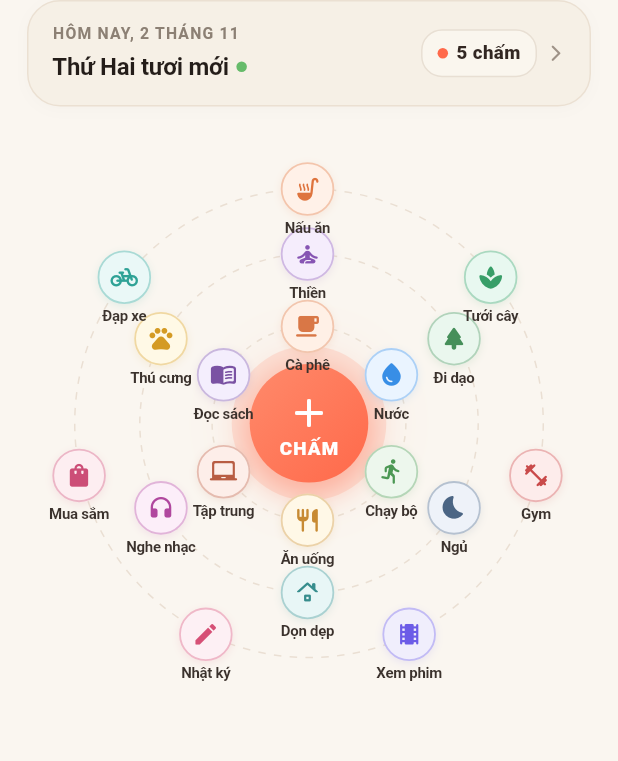
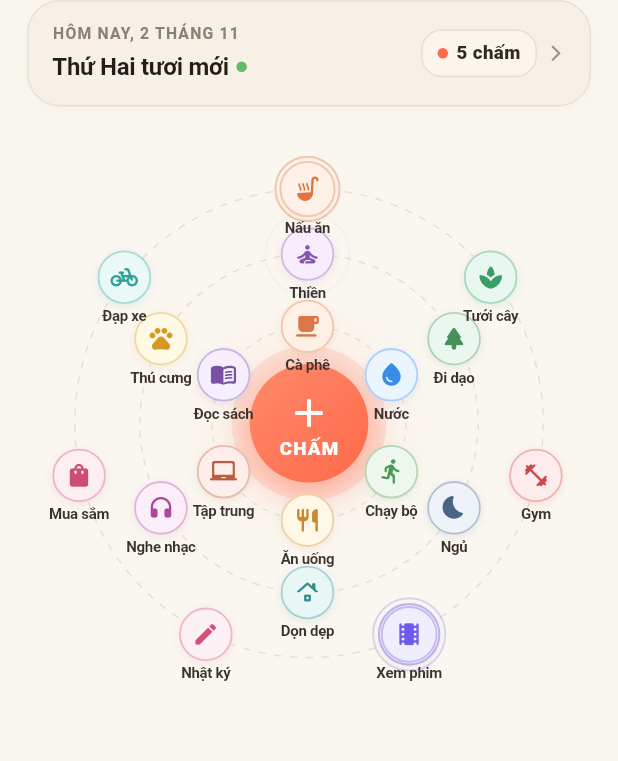
Before and after one commit to PRM393GROUP3/Cham-ActivityLogWithPeople, a Flutter app: the ActivityDialPage screen opened by its route, after a tap on "Cà phê", on a phone screen of 412 x 824 dp. Shown: the part 111-872 px from the top of the screen. Run offline on Flutter 3.47's test engine with Material 3 defaults, Android fonts, the phone set to English and light mode, and no system bars; our stand-ins replace dio, flutter_riverpod, image_picker, qr_flutter, shared_preferences, web; missing offline and left inert: dart:js_interop, gal, mobile_scanner, zxing2; accounts and stored records are empty.

Commit message:
add: rung icon

```diff
--- a/mobile/lib/features/activity_dial/presentation/widgets/radial_dial_node.dart
+++ b/mobile/lib/features/activity_dial/presentation/widgets/radial_dial_node.dart
@@ -1,3 +1,5 @@
+import 'dart:math' as math;
+
 import 'package:flutter/material.dart';
 import 'package:flutter/services.dart';
 
@@ -31,9 +33,21 @@
   /// Hiệu ứng sau mỗi lần chấm: vòng màu lan ra và "+1" bay lên rồi mờ dần.
   late final AnimationController _burstController;
 
+  /// Rung rung định kỳ khi nghỉ: mỗi chu kỳ icon lắc nhẹ vài nhịp rồi đứng yên.
+  /// Chu kỳ và pha lệch theo từng loại để các nút không rung cùng lúc.
+  late final AnimationController _idleController;
+
   @override
   void initState() {
     super.initState();
+    final seed = widget.type.id.hashCode.abs();
+    _idleController =
+        AnimationController(
+            vsync: this,
+            duration: Duration(milliseconds: 3400 + seed % 1600),
+          )
+          ..value = (seed % 1000) / 1000
+          ..repeat();
     _animController = AnimationController(
       vsync: this,
       duration: const Duration(milliseconds: 140),
@@ -49,6 +63,7 @@
 
   @override
   void dispose() {
+    _idleController.dispose();
     _burstController.dispose();
     _animController.dispose();
     super.dispose();
@@ -63,8 +78,31 @@
     widget.onTap();
   }
 
+  /// Góc lắc (radian) và độ phóng của icon tại thời điểm hiện tại.
+  ({double angle, double scale}) _wiggle(bool reduceMotion) {
+    var angle = 0.0;
+    var scale = 1.0;
+
+    // Rung khi nghỉ: 22% đầu chu kỳ lắc 3 nhịp tắt dần (~±6°), còn lại đứng yên.
+    final idle = _idleController.value;
+    if (!reduceMotion && idle < 0.22) {
+      final p = idle / 0.22;
+      angle += 0.10 * math.sin(p * 2 * math.pi * 3) * (1 - p);
+      scale += 0.06 * math.sin(p * math.pi);
+    }
+
+    // Rung mạnh khi chấm: 4 nhịp tắt dần (~±16°).
+    final t = _burstController.value;
+    if (t > 0 && t < 1) {
+      final decay = (1 - t) * (1 - t);
+      angle += 0.28 * math.sin(t * 2 * math.pi * 4) * decay;
+    }
+    return (angle: angle, scale: scale);
+  }
+
   @override
   Widget build(BuildContext context) {
+    final reduceMotion = MediaQuery.of(context).disableAnimations;
     return ScaleTransition(
       scale: _scaleAnimation,
       child: GestureDetector(
@@ -79,12 +117,26 @@
               clipBehavior: Clip.none,
               alignment: Alignment.center,
               children: [
-                _BurstRing(
-                  animation: _burstController,
+                _RippleRings(
+                  idle: _idleController,
+                  tap: _burstController,
                   size: widget.circleRadius * 2,
                   color: widget.type.accentColor,
+                  enabled: !reduceMotion,
                 ),
-            Container(
+                AnimatedBuilder(
+                  animation: Listenable.merge([
+                    _idleController,
+                    _burstController,
+                  ]),
+                  builder: (context, child) {
+                    final w = _wiggle(reduceMotion);
+                    return Transform.rotate(
+                      angle: w.angle,
+                      child: Transform.scale(scale: w.scale, child: child),
+                    );
+                  },
+                  child: Container(
                     width: widget.circleRadius * 2,
                     height: widget.circleRadius * 2,
                     decoration: BoxDecoration(
@@ -96,7 +148,9 @@
                       ),
                       boxShadow: [
                         BoxShadow(
-                    color: widget.type.accentColor.withValues(alpha: 0.12),
+                          color: widget.type.accentColor.withValues(
+                            alpha: 0.12,
+                          ),
                           blurRadius: 4,
                           offset: const Offset(0, 1.5),
                         ),
@@ -112,6 +166,7 @@
                           : Text(
                               widget.type.emoji,
                               style: TextStyle(fontSize: widget.iconSize),
+                            ),
                     ),
                   ),
                 ),
@@ -147,32 +202,79 @@
   }
 }
 
-/// Vòng màu lan rộng gấp 2,4 lần nút rồi mờ đi.
-class _BurstRing extends AnimatedWidget {
-  const _BurstRing({
-    required Animation<double> animation,
+/// Gợn sóng lan ra quanh nút như giọt nước rơi xuống mặt hồ: 2 vòng mảnh nở ra từ viền rồi mờ dần.
+/// Khi nghỉ: gợn nhỏ (tới 1,65 lần nút) theo nhịp rung định kỳ.
+/// Khi chấm: gợn rộng hơn (tới 2,1 lần nút) và đậm hơn.
+class _RippleRings extends AnimatedWidget {
+  _RippleRings({
+    required this.idle,
+    required this.tap,
     required this.size,
     required this.color,
-  }) : super(listenable: animation);
+    required this.enabled,
+  }) : super(listenable: Listenable.merge([idle, tap]));
 
+  final AnimationController idle;
+  final AnimationController tap;
   final double size;
   final Color color;
 
+  /// `false` khi máy bật giảm chuyển động: bỏ gợn khi nghỉ, vẫn giữ gợn khi chấm.
+  final bool enabled;
+
+  /// Vòng thứ 2 xuất phát trễ hơn vòng đầu.
+  static const _idleRingDelay = Duration(milliseconds: 280);
+  static const _tapRingDelay = 0.19;
+
   @override
   Widget build(BuildContext context) {
-    final t = (listenable as Animation<double>).value;
-    if (t == 0 || t == 1) return const SizedBox.shrink();
+    final rings = <({double scale, double opacity})>[];
+
+    if (enabled) {
+      final cycleMs = idle.duration!.inMilliseconds;
+      for (var i = 0; i < 2; i++) {
+        final start = i * _idleRingDelay.inMilliseconds / cycleMs;
+        final p = (idle.value - start) / 0.26;
+        if (p > 0 && p < 1) {
+          final e = Curves.easeOut.transform(p);
+          rings.add((scale: 1 + 0.65 * e, opacity: 0.55 * (1 - e)));
+        }
+      }
+    }
+
+    final t = tap.value;
+    for (var i = 0; i < 2; i++) {
+      final q = (t - i * _tapRingDelay) / (1 - _tapRingDelay);
+      if (q > 0 && q < 1) {
+        final e = Curves.easeOut.transform(q);
+        rings.add((scale: 1 + 1.1 * e, opacity: 0.8 * (1 - e)));
+      }
+    }
+
+    if (rings.isEmpty) return const SizedBox.shrink();
     return IgnorePointer(
-      child: Transform.scale(
-        scale: 1 + 1.4 * Curves.easeOutCubic.transform(t),
-        child: Container(
+      child: SizedBox(
         width: size,
         height: size,
+        child: Stack(
+          clipBehavior: Clip.none,
+          children: [
+            for (final r in rings)
+              Positioned.fill(
+                child: Transform.scale(
+                  scale: r.scale,
+                  child: DecoratedBox(
                     decoration: BoxDecoration(
                       shape: BoxShape.circle,
-            color: color.withValues(alpha: 0.18 * (1 - t)),
-            border: Border.all(color: color.withValues(alpha: 0.7 * (1 - t)), width: 2),
+                      border: Border.all(
+                        color: color.withValues(alpha: r.opacity),
+                        width: 1.4 / r.scale,
                       ),
+                    ),
+                  ),
+                ),
+              ),
+          ],
         ),
       ),
     );
@@ -201,7 +303,11 @@
           opacity: t < 0.5 ? 1 : (1 - t) * 2,
           child: Text(
             '+1',
-            style: TextStyle(fontSize: 13, fontWeight: FontWeight.w900, color: color),
+            style: TextStyle(
+              fontSize: 13,
+              fontWeight: FontWeight.w900,
+              color: color,
+            ),
           ),
         ),
       ),
```
Lines whose indentation alone changed are shown as unchanged.
